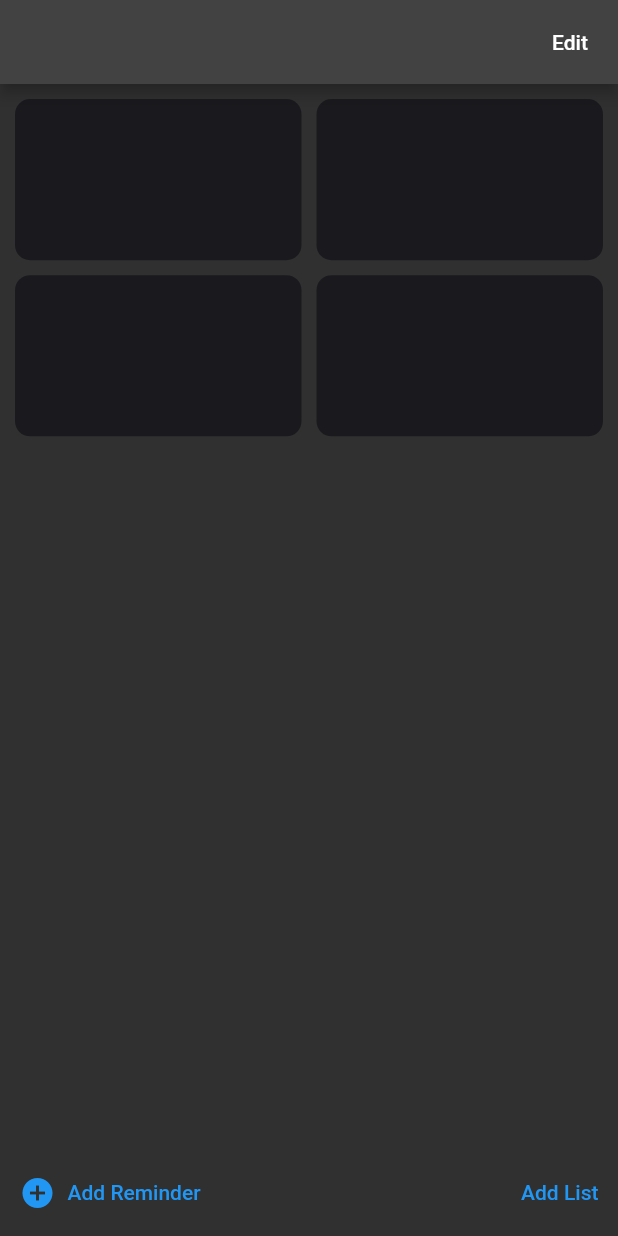
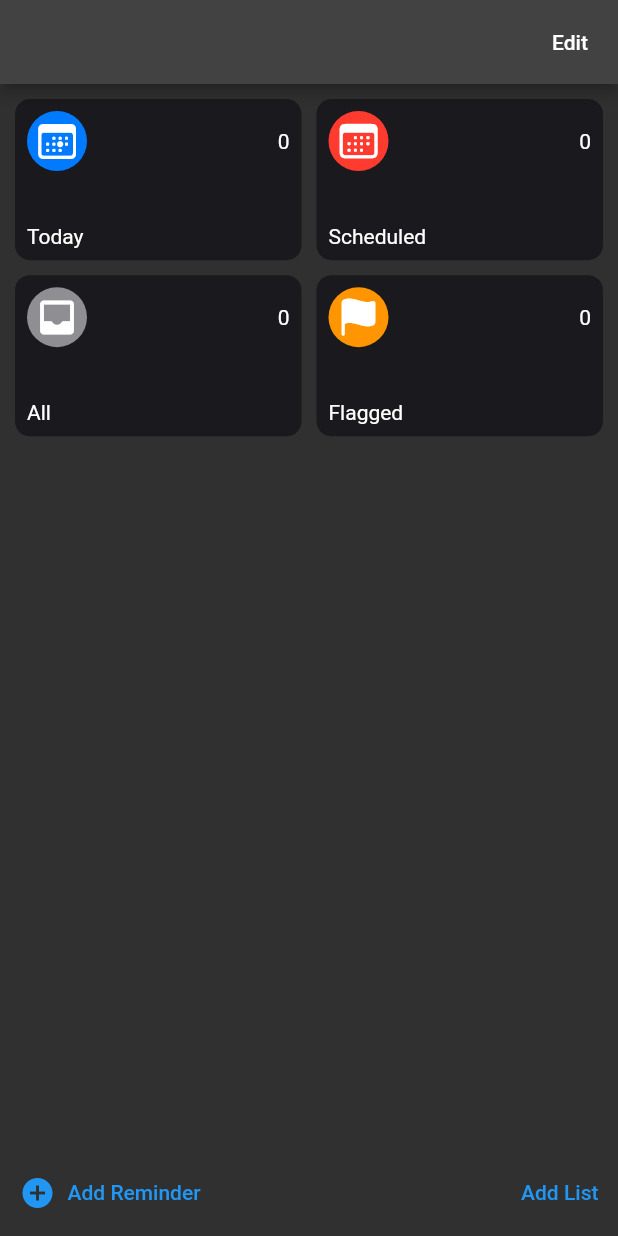
Before and after one commit to rafaelhalder/reminders, a Flutter app: the screen it shows after launch, on a phone screen of 412 x 824 dp. Run offline on Flutter 3.47's test engine with Material 2 defaults, Android fonts, the phone set to English and light mode, and no system bars.

Commit message:
include view for reminder and changed stless

```diff
--- /dev/null
+++ b/lib/common/widgets/category_icon.dart
@@ -0,0 +1,21 @@
+import 'package:flutter/material.dart';
+
+class CategoryIcon extends StatelessWidget {
+
+  const CategoryIcon({Key? key, required this.bgColor, required this.iconData}) : super(key: key);
+
+  final dynamic bgColor;
+  final IconData iconData;
+
+  @override
+  Widget build(BuildContext context) {
+    return Container(
+      padding: const EdgeInsets.all(5),
+      decoration: BoxDecoration(
+        color: bgColor,
+        shape: BoxShape.circle
+      ),
+      child: Icon(iconData, size: 30, color: Colors.white)
+    );
+  }
+}
--- a/lib/main.dart
+++ b/lib/main.dart
@@ -1,5 +1,5 @@
 import 'package:flutter/material.dart';
-import 'package:reminders/screens/home_screen.dart';
+import 'package:reminders/screens/home/home_screen.dart';
 
 void main() {
   runApp(const App());
@@ -14,7 +14,7 @@ class App extends StatelessWidget {
     return MaterialApp(
       initialRoute: '/',
       routes: {
-        '/': ((context) => const HomeScreen()),
+        '/': ((context) => HomeScreen()),
       },
       theme: ThemeData.dark(),
     );
--- a/lib/models/category.dart
+++ b/lib/models/category.dart
@@ -1,9 +1,15 @@
+import 'package:reminders/common/widgets/category_icon.dart';
+
 class Category {
-  String id;
-  String name;
+  final String id;
+  final String name;
   bool isChecked;
+  final CategoryIcon icon;
 
-  Category({required this.id, required this.name, this.isChecked = true});
+  Category({
+    required this.icon,
+    required this.id,
+    required this.name,
+    this.isChecked = true
+    });
 }
-
-var category = Category(id: '1', name: 'all');
--- /dev/null
+++ b/lib/models/category_collection.dart
@@ -0,0 +1,31 @@
+import 'package:flutter/cupertino.dart';
+import 'package:flutter/material.dart';
+
+import '../common/widgets/category_icon.dart';
+import 'category.dart';
+
+class CategoryCollection {
+
+
+  final List <Category> categories = [
+    Category(id: 'today', name: 'Today',
+     icon: const CategoryIcon(
+        bgColor: CupertinoColors.systemBlue,
+        iconData: CupertinoIcons.calendar_today,
+        ),
+      ),
+    Category(id: 'scheduled', name: 'Scheduled', icon: const CategoryIcon(
+        bgColor: CupertinoColors.systemRed,
+        iconData: CupertinoIcons.calendar,
+        )),
+    Category(id: 'all', name: 'All', icon: const CategoryIcon(
+        bgColor: CupertinoColors.systemGrey,
+        iconData: Icons.inbox_rounded,
+        )),
+    Category(id: 'flagged', name: 'Flagged', icon: const CategoryIcon(
+        bgColor: CupertinoColors.systemOrange,
+        iconData: CupertinoIcons.flag_fill,
+        )),
+  ];
+
+}
--- /dev/null
+++ b/lib/screens/home/footer.dart
@@ -0,0 +1,29 @@
+
+import 'package:flutter/material.dart';
+
+class Footer extends StatelessWidget {
+  const Footer({
+    Key? key,
+  }) : super(key: key);
+
+  @override
+  Widget build(BuildContext context) {
+    return Container(
+      padding: const EdgeInsets.all(5),
+      child: Row(
+        mainAxisAlignment: MainAxisAlignment.spaceBetween,
+        children: [
+          TextButton.icon(
+            onPressed: () {},
+            icon: const Icon(Icons.add_circle),
+            label: const Text('Add Reminder'),
+          ),
+          TextButton(
+            onPressed: () {},
+            child: const Text('Add List'),
+          )
+        ],
+      ),
+    );
+  }
+}
--- /dev/null
+++ b/lib/screens/home/grid_view_items.dart
@@ -0,0 +1,44 @@
+import 'package:flutter/cupertino.dart';
+import '../../models/category_collection.dart';
+
+class GridViewItems extends StatelessWidget {
+  const GridViewItems({
+    required this.categoryCollection,
+  });
+
+  final CategoryCollection categoryCollection;
+
+  @override
+  Widget build(BuildContext context) {
+    return GridView.count(
+      crossAxisCount: 2,
+      padding: const EdgeInsets.all(10),
+      childAspectRatio: 16 / 9,
+      crossAxisSpacing: 10,
+      mainAxisSpacing: 10,
+      children: categoryCollection.categories
+          .map(
+            (category) => Container(
+                decoration: BoxDecoration(
+                  borderRadius: BorderRadius.circular(10),
+                  color: const Color(0xFF1A191D),
+                ),
+                child: Padding(
+                  padding: const EdgeInsets.all(8.0),
+                  child: Column(
+                    mainAxisAlignment: MainAxisAlignment.spaceBetween,
+                    crossAxisAlignment: CrossAxisAlignment.start,
+                    children: [
+                      Row(
+                        mainAxisAlignment: MainAxisAlignment.spaceBetween,
+                        children: [category.icon, const Text('0')],
+                      ),
+                      Text(category.name)
+                    ],
+                  ),
+                )),
+          )
+          .toList(),
+    );
+  }
+}
--- /dev/null
+++ b/lib/screens/home/home_screen.dart
@@ -0,0 +1,89 @@
+import 'package:flutter/cupertino.dart';
+import 'package:flutter/material.dart';
+import 'package:reminders/common/widgets/category_icon.dart';
+import 'package:reminders/models/category_collection.dart';
+import 'package:reminders/screens/home/footer.dart';
+
+import '../../models/category.dart';
+import 'grid_view_items.dart';
+
+class HomeScreen extends StatefulWidget {
+  HomeScreen({Key? key}) : super(key: key);
+
+  @override
+  State<HomeScreen> createState() => _HomeScreenState();
+}
+
+class _HomeScreenState extends State<HomeScreen> {
+  String layoutType = 'grid';
+  CategoryCollection categoryCollection = CategoryCollection();
+
+  final List<Category> categories = [
+    Category(
+      id: 'today',
+      name: 'Today',
+      icon: const CategoryIcon(
+        bgColor: CupertinoColors.systemBlue,
+        iconData: CupertinoIcons.calendar_today,
+      ),
+    ),
+    Category(
+        id: 'scheduled',
+        name: 'Scheduled',
+        icon: const CategoryIcon(
+          bgColor: CupertinoColors.systemRed,
+          iconData: CupertinoIcons.calendar,
+        )),
+    Category(
+        id: 'all',
+        name: 'All',
+        icon: const CategoryIcon(
+          bgColor: CupertinoColors.systemGrey,
+          iconData: Icons.inbox_rounded,
+        )),
+    Category(
+        id: 'flagged',
+        name: 'Flagged',
+        icon: const CategoryIcon(
+          bgColor: CupertinoColors.systemOrange,
+          iconData: CupertinoIcons.flag_fill,
+        )),
+  ];
+
+  @override
+  Widget build(BuildContext context) {
+    return Scaffold(
+      appBar: AppBar(
+        actions: [
+          TextButton(
+            onPressed: () {
+              if (layoutType == 'grid') {
+                setState(() {
+                  layoutType = 'list';
+                });
+              } else {
+                setState(() {
+                  layoutType = 'grid';
+                });
+              }
+            },
+            child: Text(
+              layoutType == 'grid' ? 'Edit' : 'feito',
+              style: TextStyle(color: Colors.white),
+            ),
+          ),
+        ],
+      ),
+      body: Container(
+        child: Column(
+          children: [
+            Expanded(
+              child: GridViewItems(categoryCollection: categoryCollection),
+            ),
+            Footer()
+          ],
+        ),
+      ),
+    );
+  }
+}
--- a/lib/screens/home_screen.dart
+++ /dev/null
@@ -1,80 +0,0 @@
-import 'package:flutter/material.dart';
-
-class HomeScreen extends StatelessWidget {
-  const HomeScreen({Key? key}) : super(key: key);
-
-  @override
-  Widget build(BuildContext context) {
-    return Scaffold(
-      appBar: AppBar(
-        actions: [
-          TextButton(
-            onPressed: () {},
-            child: const Text(
-              'Edit',
-              style: TextStyle(color: Colors.white),
-            ),
-          ),
-        ],
-      ),
-      body: Container(
-        child: Column(
-          children: [
-            Expanded(
-              child: GridView.count(
-                crossAxisCount: 2,
-                padding: EdgeInsets.all(10),
-                childAspectRatio: 16 / 9,
-                crossAxisSpacing: 10,
-                mainAxisSpacing: 10,
-                children: [
-                  Container(
-                    decoration: BoxDecoration(
-                      borderRadius: BorderRadius.circular(10),
-                      color: const Color(0xFF1A191D),
-                    ),
-                  ),
-                  Container(
-                    decoration: BoxDecoration(
-                      borderRadius: BorderRadius.circular(10),
-                      color: const Color(0xFF1A191D),
-                    ),
-                  ),
-                  Container(
-                    decoration: BoxDecoration(
-                      borderRadius: BorderRadius.circular(10),
-                      color: const Color(0xFF1A191D),
-                    ),
-                  ),
-                  Container(
-                    decoration: BoxDecoration(
-                      borderRadius: BorderRadius.circular(10),
-                      color: const Color(0xFF1A191D),
-                    ),
-                  ),
-                ],
-              ),
-            ),
-            Container(
-              padding: const EdgeInsets.all(5),
-              child: Row(
-                mainAxisAlignment: MainAxisAlignment.spaceBetween,
-                children: [
-                  TextButton.icon(
-                    onPressed: () {},
-                    icon: const Icon(Icons.add_circle),
-                    label: const Text('Add Reminder'),
-                  ),
-                  TextButton(
-                    onPressed: () {},
-                    child: const Text('Add List'),
-                  )
-                ],
-              ),
-            )
-          ],
-        ),
-      ),
-    );
-  }
-}
```
